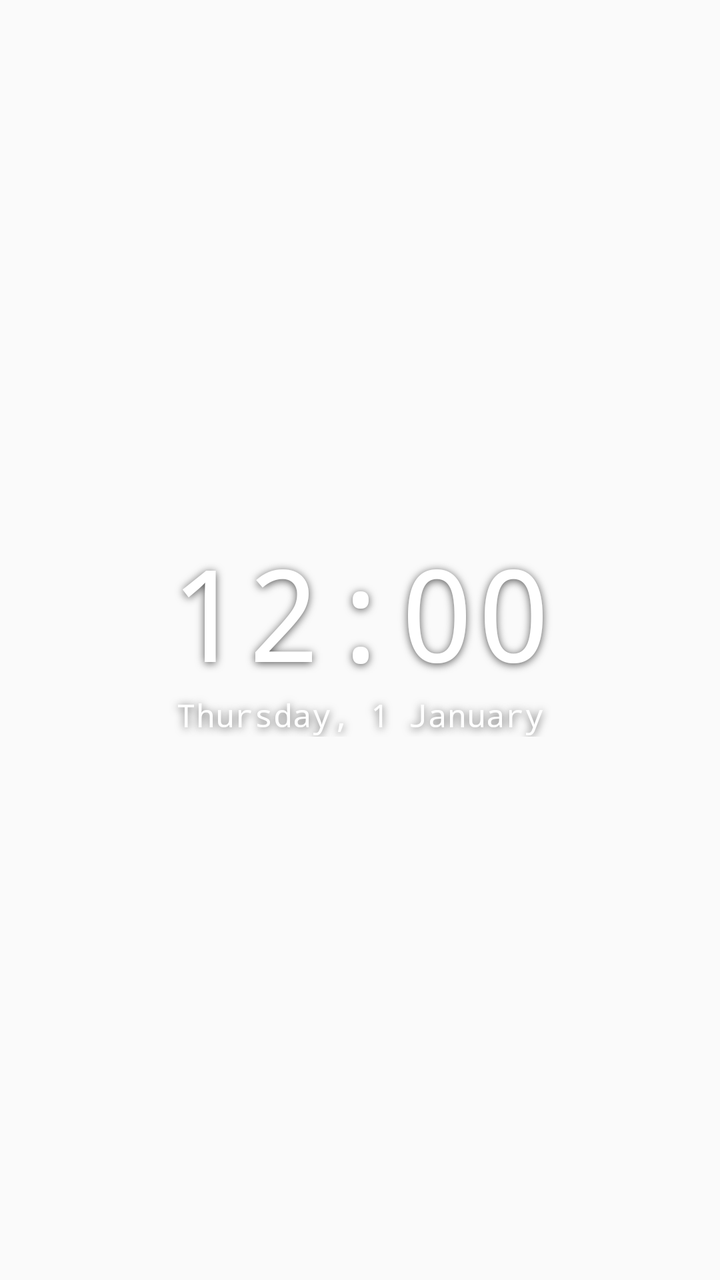
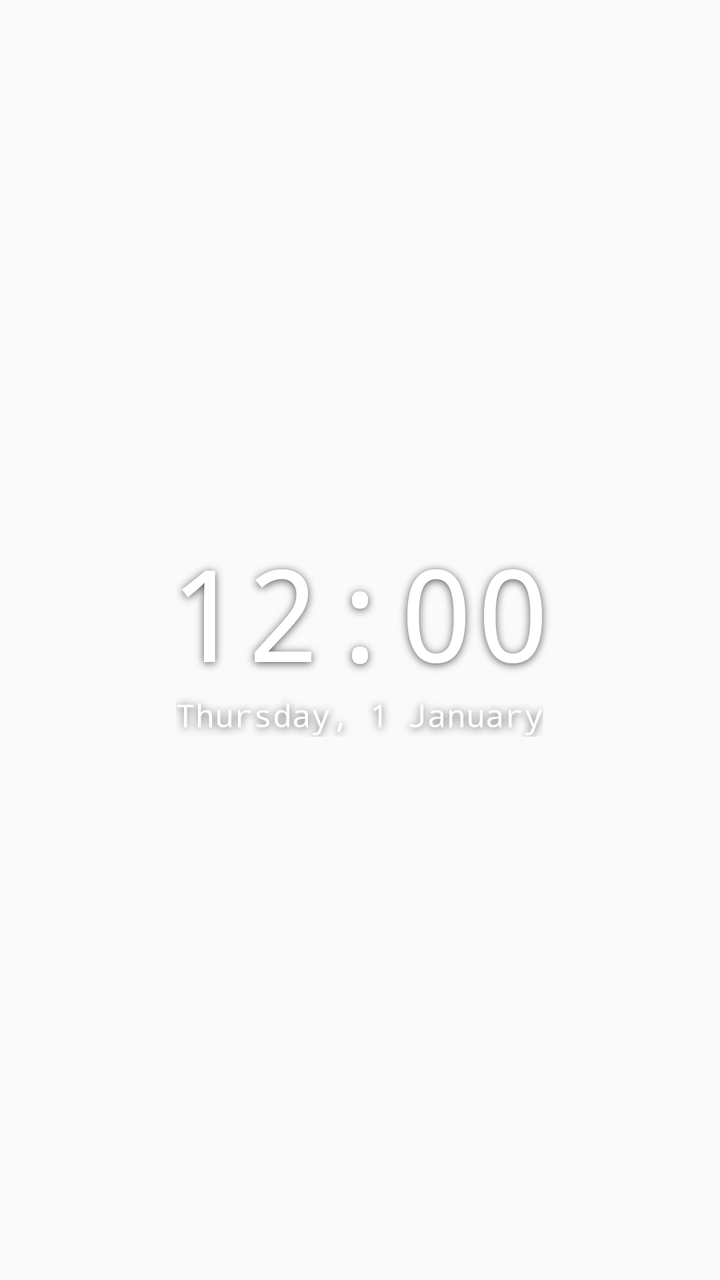

Before-and-after screenshots of an Android layout around one commit, followed by the original layout XML and the change that was made.
<!-- AndroidManifest.xml: application theme Theme.WallpaperFit -->
<!-- res/layout/widget_clock_mono_dark.xml -->
<?xml version="1.0" encoding="utf-8"?>
<LinearLayout xmlns:android="http://schemas.android.com/apk/res/android"
    android:id="@+id/clock_root"
    android:layout_width="match_parent"
    android:layout_height="match_parent"
    android:gravity="center"
    android:orientation="vertical"
    android:padding="0dp">

    
    <TextClock
        android:id="@+id/clock_date_top"
        android:layout_width="match_parent"
        android:layout_height="wrap_content"
        android:fontFamily="monospace"
        android:format12Hour="EEE, d MMM"
        android:format24Hour="EEE, d MMM"
        android:gravity="center"
        android:includeFontPadding="false"
        android:maxLines="1"
        android:textColor="#FFFFFFFF"
        android:textSize="16sp"
        android:visibility="gone"
        android:shadowColor="#AA000000"
        android:shadowDx="0"
        android:shadowDy="2"
        android:shadowRadius="10" />

    <TextClock
        android:id="@+id/clock_time"
        android:layout_width="match_parent"
        android:layout_height="wrap_content"
        android:fontFamily="monospace"
        android:format12Hour="h:mm"
        android:format24Hour="HH:mm"
        android:gravity="center"
        android:includeFontPadding="false"
        android:maxLines="1"
        android:textColor="#FFFFFFFF"
        android:textSize="64sp"
        android:shadowColor="#AA000000"
        android:shadowDx="0"
        android:shadowDy="2"
        android:shadowRadius="10" />

    <TextClock
        android:id="@+id/clock_date"
        android:layout_width="match_parent"
        android:layout_height="wrap_content"
        android:fontFamily="monospace"
        android:format12Hour="EEEE, d MMMM"
        android:format24Hour="EEEE, d MMMM"
        android:gravity="center"
        android:maxLines="1"
        android:textColor="#FFFFFFFF"
        android:textSize="16sp"
        android:shadowColor="#AA000000"
        android:shadowDx="0"
        android:shadowDy="2"
        android:shadowRadius="10" />
</LinearLayout>
<!-- resources referenced by this layout -->
<resources>
  <style name="Theme.WallpaperFit" parent="android:Theme.Material.Light.NoActionBar" />
</resources>

<!-- the commit's change to res/layout/widget_clock_mono_dark.xml (unified diff, before → after) -->
@@ -10,7 +10,7 @@
     
     <TextClock
         android:id="@+id/clock_date_top"
-        android:layout_width="match_parent"
+        android:layout_width="wrap_content"
         android:layout_height="wrap_content"
         android:fontFamily="monospace"
         android:format12Hour="EEE, d MMM"
@@ -28,7 +28,7 @@
 
     <TextClock
         android:id="@+id/clock_time"
-        android:layout_width="match_parent"
+        android:layout_width="wrap_content"
         android:layout_height="wrap_content"
         android:fontFamily="monospace"
         android:format12Hour="h:mm"
@@ -45,7 +45,7 @@
 
     <TextClock
         android:id="@+id/clock_date"
-        android:layout_width="match_parent"
+        android:layout_width="wrap_content"
         android:layout_height="wrap_content"
         android:fontFamily="monospace"
         android:format12Hour="EEEE, d MMMM"
